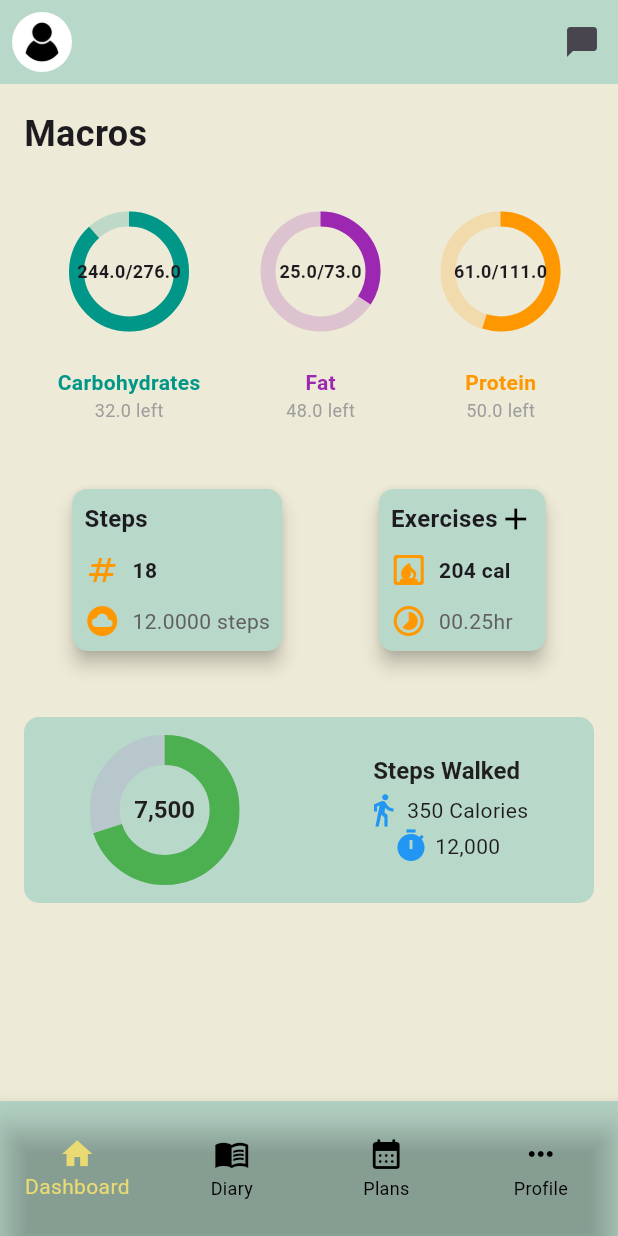
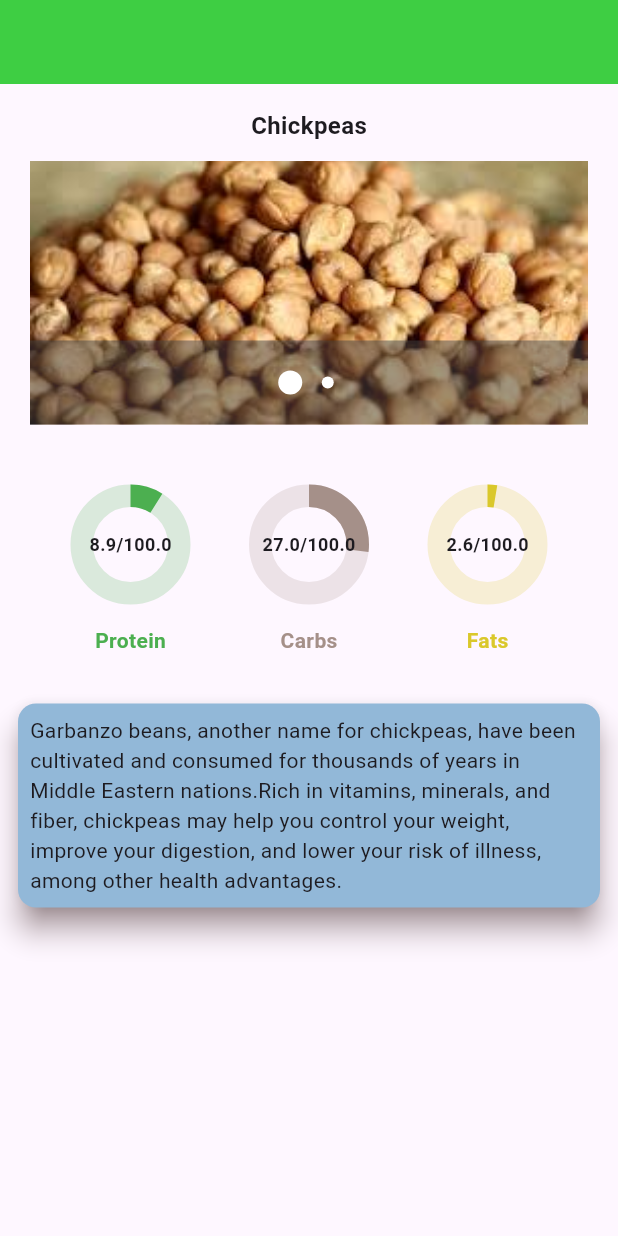
Before and after one commit to Shrijana1029/fitnessapp, a Flutter app: the screen it shows after launch, on a phone screen of 412 x 824 dp. Run offline on Flutter 3.47's test engine with Material 3 defaults, Android fonts, the phone set to English and light mode, and no system bars; drawn by our look-alikes of percent_indicator; our stand-ins replace another_carousel_pro, firebase_auth, firebase_core; accounts and stored records are empty.

Commit message:
sauj : Food detail page

```diff
--- a/lib/main.dart
+++ b/lib/main.dart
@@ -1,3 +1,4 @@
+import 'package:fitnessapp/screens/food_list.dart';
 import 'package:fitnessapp/screens/front_page.dart';
 import 'package:fitnessapp/screens/login_page.dart';
 import 'package:flutter/material.dart';
@@ -25,7 +26,7 @@ class MyApp extends StatelessWidget {
         navigatorKey: navigatorKey,
         scaffoldMessengerKey: scaffoldKey,
         title: 'Flutter Demo',
-        home: MyHomePage(),
+        home: FoodList(),
         theme: ThemeData(
           textTheme: const TextTheme(
             displayLarge: TextStyle(
--- /dev/null
+++ b/lib/screens/food_list.dart
@@ -0,0 +1,108 @@
+import 'package:another_carousel_pro/another_carousel_pro.dart';
+import 'package:flutter/material.dart';
+import 'package:fitnessapp/screens/home.dart';
+import 'package:percent_indicator/circular_percent_indicator.dart';
+
+class FoodList extends StatelessWidget {
+  const FoodList({super.key});
+
+  @override
+  Widget build(BuildContext context) {
+    return Scaffold(
+      appBar: AppBar(
+        // backgroundColor: Theme.of(context).colorScheme.primary,
+        backgroundColor: const Color.fromARGB(255, 62, 206, 67),
+      ),
+      body: SingleChildScrollView(
+        child: Container(
+            margin: const EdgeInsets.all(8),
+            width: double.infinity,
+            child: Column(
+              children: [
+                const SizedBox(
+                  height: 8,
+                ),
+                const Text(
+                  'Chickpeas',
+                  style: TextStyle(fontWeight: FontWeight.bold, fontSize: 16),
+                ),
+                Container(
+                    padding: EdgeInsets.all(12),
+                    width: double.infinity,
+                    height: 200,
+                    child: AnotherCarousel(images: const [
+                      AssetImage('assets/img/chickpeas.jpg'),
+                      AssetImage('assets/img/chckps.jpg')
+                    ])),
+                const SizedBox(
+                  height: 28,
+                ),
+                Row(
+                  mainAxisAlignment: MainAxisAlignment.spaceEvenly,
+                  children: [
+                    _buildMacroIndicator(
+                        label: 'Protein',
+                        value: 8.9,
+                        maxValue: 100,
+                        color: Colors.green),
+                    _buildMacroIndicator(
+                      label: 'Carbs',
+                      value: 27,
+                      maxValue: 100,
+                      color: const Color.fromARGB(255, 165, 144, 137),
+                    ),
+                    _buildMacroIndicator(
+                        label: 'Fats',
+                        value: 2.6,
+                        maxValue: 100,
+                        color: const Color.fromARGB(255, 218, 200, 43))
+                  ],
+                ),
+                const SizedBox(
+                  height: 28,
+                ),
+                const Card(
+                  color: Color.fromARGB(255, 146, 184, 216),
+                  shadowColor: Color.fromARGB(255, 90, 42, 42),
+                  elevation: 8,
+                  child: Padding(
+                    padding: EdgeInsets.all(8.0),
+                    child: Text(
+                        'Garbanzo beans, another name for chickpeas, have been cultivated and consumed for thousands of years in Middle Eastern nations.Rich in vitamins, minerals, and fiber, chickpeas may help you control your weight, improve your digestion, and lower your risk of illness, among other health advantages.'),
+                  ),
+                ),
+              ],
+            )),
+      ),
+    );
+  }
+
+  Widget _buildMacroIndicator({
+    required String label,
+    required double value,
+    required double maxValue,
+    required Color color,
+  }) {
+    return Column(
+      children: [
+        CircularPercentIndicator(
+          radius: 40.0,
+          lineWidth: 15.0,
+          percent: value / maxValue,
+          center: Text(
+            '$value/$maxValue',
+            style: const TextStyle(fontSize: 12, fontWeight: FontWeight.bold),
+          ),
+          progressColor: color,
+          backgroundColor: color.withOpacity(0.2),
+        ),
+        const SizedBox(height: 14),
+        Text(
+          label,
+          style: TextStyle(
+              fontSize: 14, fontWeight: FontWeight.bold, color: color),
+        ),
+      ],
+    );
+  }
+}
--- a/pubspec.yaml
+++ b/pubspec.yaml
@@ -38,6 +38,7 @@ dependencies:
   firebase_core: ^3.8.0
   firebase_auth: ^5.3.3
   percent_indicator: ^4.2.4
+  another_carousel_pro: ^1.0.2
 
 dev_dependencies:
   flutter_test:
```
Also changed, not shown: assets/img/chckps.jpg (added), assets/img/chickpeas.jpg (added), assets/img/chps.jpg (added), pubspec.lock.
